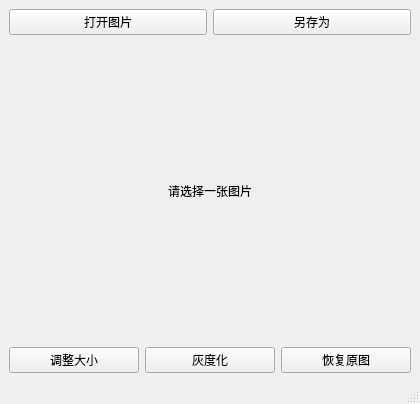
Old version of the form ImageBatchTool/mainwindow.ui in the repository GreenLoong/pixel-workshop.
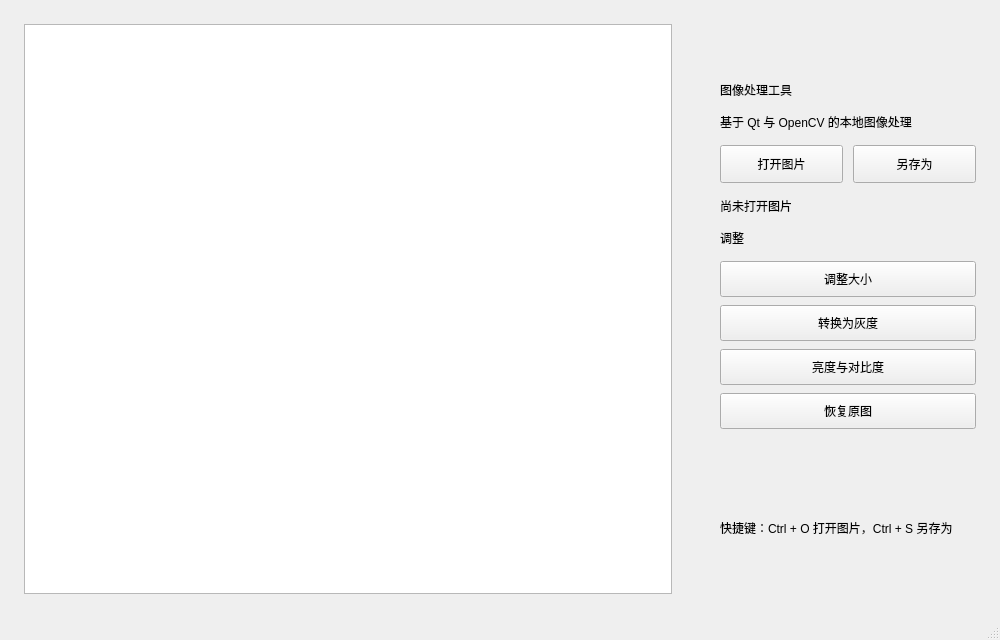
New version of the form. Custom widgets are drawn as their Qt base class.

Commit message: 完善组合处理与现代化预览交互，修复缩放和圆角问题

```diff
--- a/ImageBatchTool/mainwindow.ui
+++ b/ImageBatchTool/mainwindow.ui
@@ -6,34 +6,164 @@
    <rect>
     <x>0</x>
     <y>0</y>
-    <width>420</width>
-    <height>404</height>
+    <width>1000</width>
+    <height>640</height>
    </rect>
   </property>
+  <property name="minimumSize">
+   <size>
+    <width>760</width>
+    <height>500</height>
+   </size>
+  </property>
   <property name="windowTitle">
    <string>MainWindow</string>
   </property>
   <widget class="QWidget" name="centralwidget">
-   <layout class="QVBoxLayout" name="verticalLayout_2">
+   <layout class="QHBoxLayout" name="rootLayout">
+    <property name="spacing">
+     <number>0</number>
+    </property>
+    <property name="leftMargin">
+     <number>0</number>
+    </property>
+    <property name="topMargin">
+     <number>0</number>
+    </property>
+    <property name="rightMargin">
+     <number>0</number>
+    </property>
+    <property name="bottomMargin">
+     <number>0</number>
+    </property>
     <item>
-     <layout class="QHBoxLayout" name="horizontalLayout_3">
+     <widget class="QWidget" name="previewPanel">
+      <property name="sizePolicy">
+       <sizepolicy hsizetype="Expanding" vsizetype="Expanding">
+        <horstretch>1</horstretch>
+        <verstretch>0</verstretch>
+       </sizepolicy>
+      </property>
+      <property name="minimumSize">
+       <size>
+        <width>320</width>
+        <height>0</height>
+       </size>
+      </property>
+      <layout class="QVBoxLayout" name="previewLayout">
+       <property name="spacing">
+        <number>0</number>
+       </property>
+       <property name="leftMargin">
+        <number>24</number>
+       </property>
+       <property name="topMargin">
+        <number>24</number>
+       </property>
+       <property name="rightMargin">
+        <number>24</number>
+       </property>
+       <property name="bottomMargin">
+        <number>24</number>
+       </property>
+       <item>
+        <widget class="PreviewLabel" name="imageLabel">
+         <property name="sizePolicy">
+          <sizepolicy hsizetype="Ignored" vsizetype="Ignored">
+           <horstretch>0</horstretch>
+           <verstretch>0</verstretch>
+          </sizepolicy>
+         </property>
+         <property name="minimumSize">
+          <size>
+           <width>240</width>
+           <height>180</height>
+          </size>
+         </property>
+         <property name="alignment">
+          <set>Qt::AlignmentFlag::AlignCenter</set>
+         </property>
+        </widget>
+       </item>
+      </layout>
+     </widget>
+    </item>
+    <item>
+     <widget class="QWidget" name="sidebar">
+      <property name="sizePolicy">
+       <sizepolicy hsizetype="Fixed" vsizetype="Fixed">
+        <horstretch>0</horstretch>
+        <verstretch>0</verstretch>
+       </sizepolicy>
+      </property>
+      <property name="minimumSize">
+       <size>
+        <width>304</width>
+        <height>0</height>
+       </size>
+      </property>
+      <property name="maximumSize">
+       <size>
+        <width>304</width>
+        <height>16777215</height>
+       </size>
+      </property>
+      <layout class="QVBoxLayout" name="sidebarLayout" stretch="0,0,0,0,0,0,1,0">
+       <property name="spacing">
+        <number>14</number>
+       </property>
+       <property name="leftMargin">
+        <number>24</number>
+       </property>
+       <property name="topMargin">
+        <number>24</number>
+       </property>
+       <property name="rightMargin">
+        <number>24</number>
+       </property>
+       <property name="bottomMargin">
+        <number>24</number>
+       </property>
+       <item>
+        <widget class="QLabel" name="appTitleLabel">
+         <property name="text">
+          <string>图像处理工具</string>
+         </property>
+        </widget>
+       </item>
+       <item>
+        <widget class="QLabel" name="appSubtitleLabel">
+         <property name="text">
+          <string>基于 Qt 与 OpenCV 的本地图像处理</string>
+         </property>
+         <property name="wordWrap">
+          <bool>true</bool>
+         </property>
+        </widget>
+       </item>
+       <!-- 除下方弹簧外都不参与纵向伸缩，保证“调整”区域位置固定 -->
+       <item>
+        <layout class="QHBoxLayout" name="fileActionLayout">
+         <property name="spacing">
+          <number>10</number>
+         </property>
       <item>
        <widget class="QPushButton" name="openImageButton">
-        <property name="enabled">
-         <bool>true</bool>
-        </property>
-        <property name="sizePolicy">
-         <sizepolicy hsizetype="Minimum" vsizetype="Fixed">
-          <horstretch>0</horstretch>
-          <verstretch>0</verstretch>
-         </sizepolicy>
-        </property>
-        <property name="baseSize">
+           <property name="minimumSize">
          <size>
           <width>0</width>
-          <height>0</height>
-         </size>
-        </property>
+             <height>38</height>
+            </size>
+           </property>
+           <property name="sizePolicy">
+            <sizepolicy hsizetype="Expanding" vsizetype="Fixed">
+             <horstretch>1</horstretch>
+             <verstretch>0</verstretch>
+            </sizepolicy>
+           </property>
+           <property name="cursor">
+            <cursorShape>PointingHandCursor</cursorShape>
+           </property>
         <property name="text">
          <string>打开图片</string>
         </property>
@@ -44,6 +174,21 @@
       </item>
       <item>
        <widget class="QPushButton" name="saveImageButton">
+           <property name="minimumSize">
+            <size>
+             <width>0</width>
+             <height>38</height>
+            </size>
+           </property>
+           <property name="sizePolicy">
+            <sizepolicy hsizetype="Expanding" vsizetype="Fixed">
+             <horstretch>1</horstretch>
+             <verstretch>0</verstretch>
+            </sizepolicy>
+           </property>
+           <property name="cursor">
+            <cursorShape>PointingHandCursor</cursorShape>
+           </property>
         <property name="text">
          <string>另存为</string>
         </property>
@@ -52,38 +197,38 @@
      </layout>
     </item>
     <item>
-     <layout class="QVBoxLayout" name="verticalLayout">
-      <item>
-       <widget class="QLabel" name="imageLabel">
-        <property name="sizePolicy">
-         <sizepolicy hsizetype="Expanding" vsizetype="Expanding">
-          <horstretch>0</horstretch>
-          <verstretch>0</verstretch>
-         </sizepolicy>
-        </property>
-        <property name="minimumSize">
-         <size>
-          <width>400</width>
-          <height>300</height>
-         </size>
-        </property>
+        <widget class="QLabel" name="imageInfoLabel">
+         <property name="text">
+          <string>尚未打开图片</string>
+         </property>
+         <property name="wordWrap">
+          <bool>true</bool>
+         </property>
+        </widget>
+       </item>
+       <item>
+        <widget class="QLabel" name="editSectionLabel">
         <property name="text">
-         <string>请选择一张图片</string>
-        </property>
-        <property name="scaledContents">
-         <bool>false</bool>
-        </property>
-        <property name="alignment">
-         <set>Qt::AlignmentFlag::AlignCenter</set>
-        </property>
-       </widget>
-      </item>
-     </layout>
-    </item>
+          <string>调整</string>
+         </property>
+        </widget>
+       </item>
     <item>
-     <layout class="QHBoxLayout" name="horizontalLayout">
+        <layout class="QVBoxLayout" name="adjustLayout">
+         <property name="spacing">
+          <number>8</number>
+         </property>
       <item>
        <widget class="QPushButton" name="resizeButton">
+           <property name="minimumSize">
+            <size>
+             <width>0</width>
+             <height>36</height>
+            </size>
+           </property>
+           <property name="cursor">
+            <cursorShape>PointingHandCursor</cursorShape>
+           </property>
         <property name="text">
          <string>调整大小</string>
         </property>
@@ -91,13 +236,40 @@
       </item>
       <item>
        <widget class="QPushButton" name="grayscaleButton">
+           <property name="minimumSize">
+            <size>
+             <width>0</width>
+             <height>36</height>
+            </size>
+           </property>
+           <property name="cursor">
+            <cursorShape>PointingHandCursor</cursorShape>
+           </property>
         <property name="text">
-         <string>灰度化</string>
+            <string>转换为灰度</string>
         </property>
        </widget>
       </item>
+         <item>
+          <widget class="QPushButton" name="toneButton">
+           <property name="minimumSize">
+            <size><width>0</width><height>36</height></size>
+           </property>
+           <property name="cursor"><cursorShape>PointingHandCursor</cursorShape></property>
+           <property name="text"><string>亮度与对比度</string></property>
+          </widget>
+         </item>
       <item>
        <widget class="QPushButton" name="restoreButton">
+           <property name="minimumSize">
+            <size>
+             <width>0</width>
+             <height>36</height>
+            </size>
+           </property>
+           <property name="cursor">
+            <cursorShape>PointingHandCursor</cursorShape>
+           </property>
         <property name="text">
          <string>恢复原图</string>
         </property>
@@ -105,10 +277,43 @@
       </item>
      </layout>
     </item>
+       <item>
+        <spacer name="sidebarSpacer">
+         <property name="orientation">
+          <enum>Qt::Orientation::Vertical</enum>
+         </property>
+         <property name="sizeHint" stdset="0">
+          <size>
+           <width>20</width>
+           <height>40</height>
+          </size>
+         </property>
+        </spacer>
+       </item>
+       <item>
+        <widget class="QLabel" name="shortcutHintLabel">
+         <property name="text">
+          <string>快捷键：Ctrl + O 打开图片，Ctrl + S 另存为</string>
+         </property>
+         <property name="wordWrap">
+          <bool>true</bool>
+         </property>
+        </widget>
+       </item>
+      </layout>
+     </widget>
+    </item>
    </layout>
   </widget>
   <widget class="QStatusBar" name="statusbar"/>
  </widget>
+ <customwidgets>
+  <customwidget>
+   <class>PreviewLabel</class>
+   <extends>QGraphicsView</extends>
+   <header>previewlabel.h</header>
+  </customwidget>
+ </customwidgets>
  <resources/>
  <connections/>
 </ui>
```
Left out of the diff: 5 changed lines with no effect on the pictures. Lines whose indentation alone changed are shown as unchanged. The commit also changes 37 other files.
